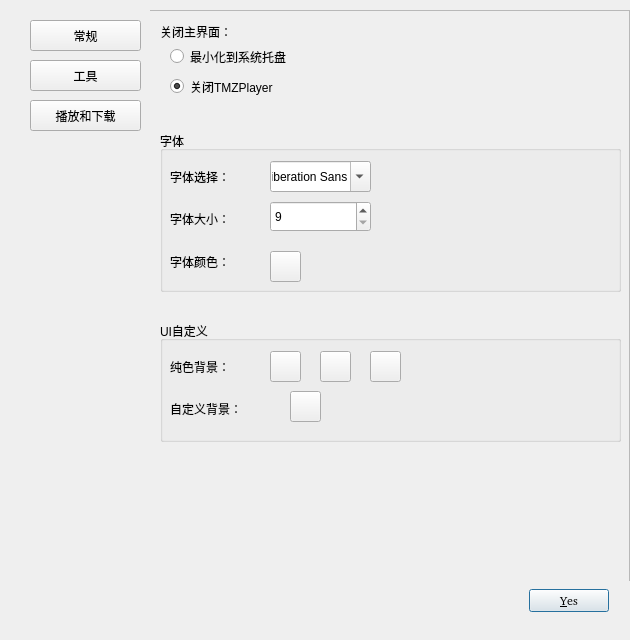
Before: the Qt Designer form settingwindow.ui in zhoujiayingvana/UtherPlayer, drawn with Qt 5.
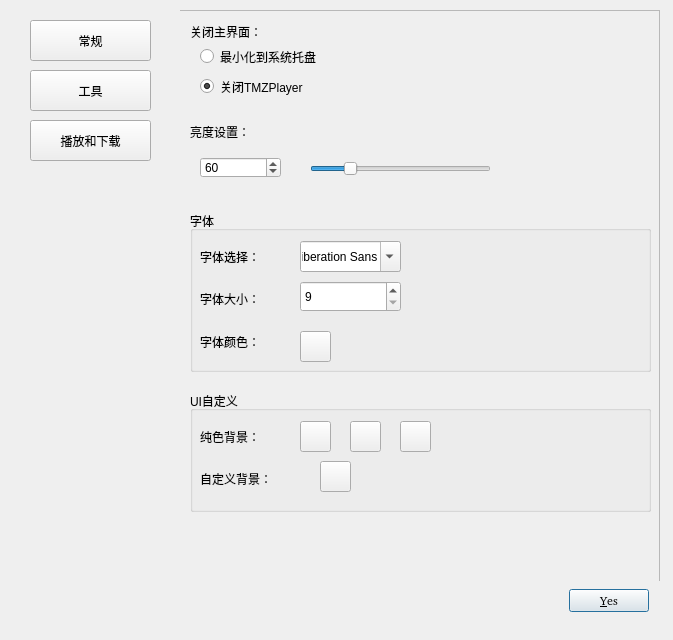
After: the same form once the commit is applied. The open tabs and pages were chosen to show the change. Custom widgets are drawn as their Qt base class.

Commit message: tqh_3 新增截屏录屏亮度功能

The edit to the form file:
```diff
--- a/settingwindow.ui
+++ b/settingwindow.ui
@@ -6,7 +6,7 @@
    <rect>
     <x>0</x>
     <y>0</y>
-    <width>630</width>
+    <width>673</width>
     <height>640</height>
    </rect>
   </property>
@@ -19,7 +19,7 @@
   <widget class="QDialogButtonBox" name="buttonBox">
    <property name="geometry">
     <rect>
-     <x>220</x>
+     <x>260</x>
      <y>580</y>
      <width>389</width>
      <height>41</height>
@@ -58,7 +58,7 @@
   <widget class="QStackedWidget" name="stackedWidget">
    <property name="geometry">
     <rect>
-     <x>150</x>
+     <x>180</x>
      <y>10</y>
      <width>481</width>
      <height>571</height>
@@ -154,7 +154,7 @@
        <property name="geometry">
         <rect>
          <x>10</x>
-         <y>120</y>
+         <y>200</y>
          <width>461</width>
          <height>161</height>
         </rect>
@@ -245,7 +245,7 @@
        <property name="geometry">
         <rect>
          <x>10</x>
-         <y>310</y>
+         <y>380</y>
          <width>461</width>
          <height>121</height>
         </rect>
@@ -332,6 +332,73 @@
         </property>
        </widget>
       </widget>
+      <widget class="QLabel" name="label_32">
+       <property name="geometry">
+        <rect>
+         <x>10</x>
+         <y>110</y>
+         <width>91</width>
+         <height>21</height>
+        </rect>
+       </property>
+       <property name="text">
+        <string>亮度设置：</string>
+       </property>
+      </widget>
+      <widget class="QWidget" name="widget_3" native="true">
+       <property name="geometry">
+        <rect>
+         <x>10</x>
+         <y>130</y>
+         <width>451</width>
+         <height>51</height>
+        </rect>
+       </property>
+       <widget class="QSpinBox" name="luminSpinBox">
+        <property name="geometry">
+         <rect>
+          <x>10</x>
+          <y>16</y>
+          <width>81</width>
+          <height>21</height>
+         </rect>
+        </property>
+        <property name="maximum">
+         <number>300</number>
+        </property>
+        <property name="singleStep">
+         <number>1</number>
+        </property>
+        <property name="value">
+         <number>60</number>
+        </property>
+       </widget>
+       <widget class="QSlider" name="luminSlider">
+        <property name="geometry">
+         <rect>
+          <x>120</x>
+          <y>20</y>
+          <width>181</width>
+          <height>16</height>
+         </rect>
+        </property>
+        <property name="maximum">
+         <number>300</number>
+        </property>
+        <property name="singleStep">
+         <number>1</number>
+        </property>
+        <property name="value">
+         <number>60</number>
+        </property>
+        <property name="sliderPosition">
+         <number>60</number>
+        </property>
+        <property name="orientation">
+         <enum>Qt::Horizontal</enum>
+        </property>
+       </widget>
+      </widget>
      </widget>
     </widget>
    </widget>
@@ -1406,8 +1473,8 @@
     <rect>
      <x>10</x>
      <y>10</y>
-     <width>141</width>
-     <height>131</height>
+     <width>161</width>
+     <height>161</height>
     </rect>
    </property>
    <property name="autoFillBackground">
@@ -1418,8 +1485,8 @@
      <rect>
       <x>20</x>
       <y>10</y>
-      <width>111</width>
-      <height>31</height>
+      <width>121</width>
+      <height>41</height>
      </rect>
     </property>
     <property name="font">
@@ -1438,9 +1505,9 @@
     <property name="geometry">
      <rect>
       <x>20</x>
-      <y>50</y>
-      <width>111</width>
-      <height>31</height>
+      <y>60</y>
+      <width>121</width>
+      <height>41</height>
      </rect>
     </property>
     <property name="font">
@@ -1456,9 +1523,9 @@
     <property name="geometry">
      <rect>
       <x>20</x>
-      <y>90</y>
-      <width>111</width>
-      <height>31</height>
+      <y>110</y>
+      <width>121</width>
+      <height>41</height>
      </rect>
     </property>
     <property name="font">
```
Left out of the diff: 38 changed lines with no effect on the pictures. The commit also changes 11 other files.
